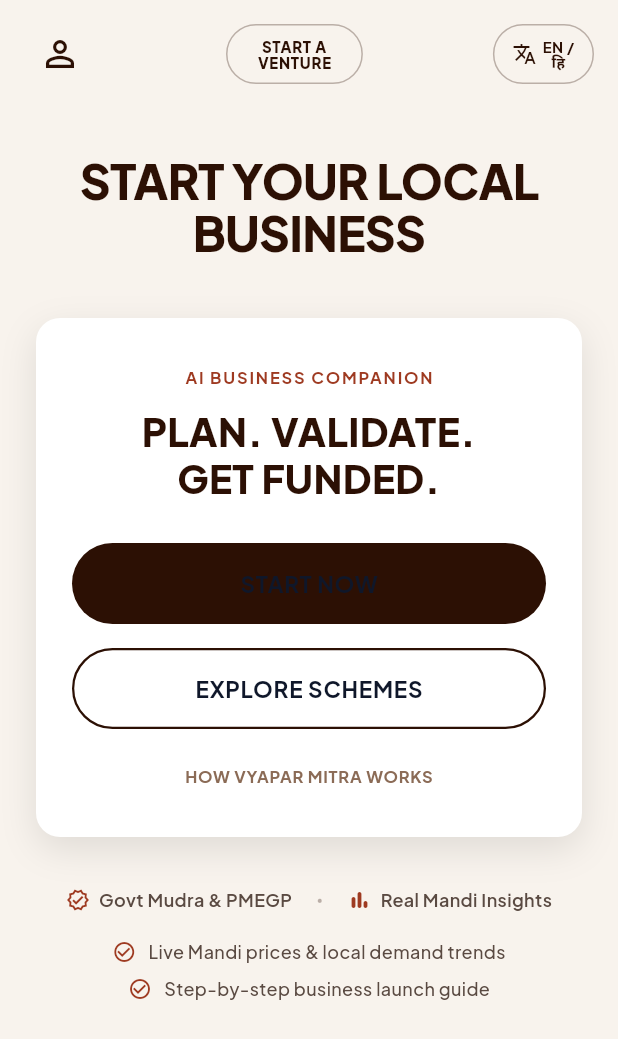
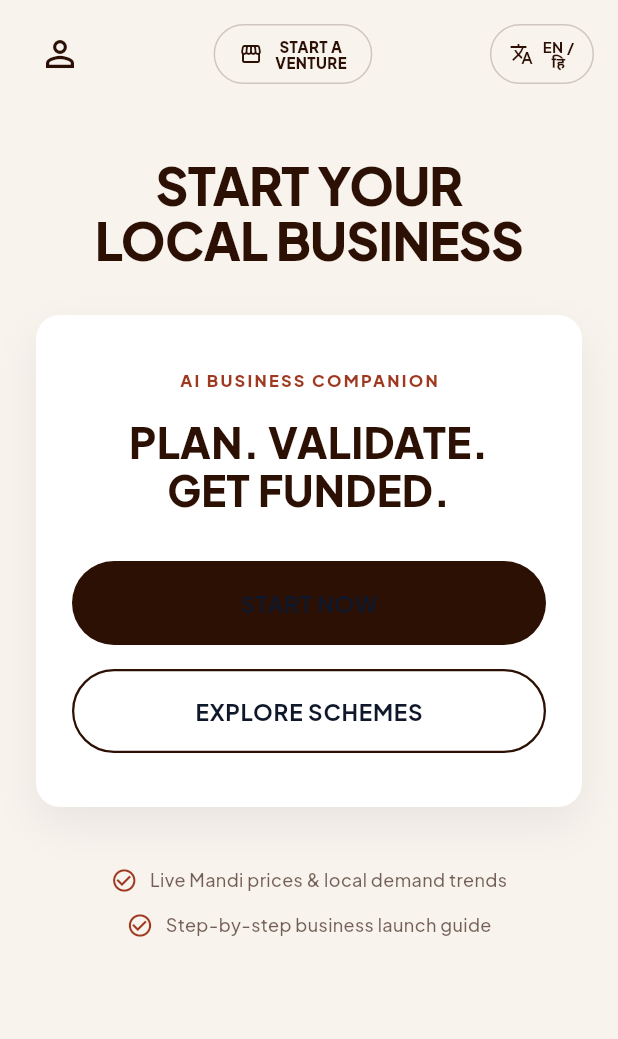
Before and after one commit to S-H-R-I-A-N-S-H/VYAPAR-MITRA, a Flutter app: the screen it shows after launch, on a phone screen of 412 x 824 dp. Shown: the top 1039 px of the screen. Run offline on Flutter 3.47's test engine with Material 3 defaults, Android fonts, the phone set to English and light mode, and no system bars; our stand-ins replace audioplayers, flutter_riverpod, google_fonts, supabase_flutter; missing offline and left inert: mappls_gl, record; accounts and stored records are empty.

Commit message:
welcome ui

```diff
--- a/lib/features/onboarding/screens/welcome_screen.dart
+++ b/lib/features/onboarding/screens/welcome_screen.dart
@@ -9,21 +9,16 @@
 
   @override
   Widget build(BuildContext context, WidgetRef ref) {
-    // Define the specific colors used in the design
+    // Colors matching the UI design exactly
     const Color darkBrown = Color(0xFF2C1004);
     const Color accentRed = Color(0xFF9E3A21);
     const Color bgColor = Color(0xFFF8F3ED);
-    const Color cardShadow = Color(0x1A000000);
 
     return Scaffold(
       backgroundColor: bgColor,
       body: SafeArea(
-        child: Stack(
-          children: [
-            // Note: To make the background pattern exact, you would typically use a
-            // DecorationImage here with a repeating subtle watermark asset.
-
-            Column(
+        child: SingleChildScrollView(
+          child: Column(
             crossAxisAlignment: CrossAxisAlignment.center,
             children: [
               // --- TOP APP BAR ---
@@ -40,21 +35,27 @@
 
                     // Start a Venture Pill
                     Container(
-                        padding: const EdgeInsets.symmetric(horizontal: 20, vertical: 8),
+                      padding: const EdgeInsets.symmetric(horizontal: 16, vertical: 8),
                       decoration: BoxDecoration(
-                          border: Border.all(color: darkBrown.withValues(alpha: 0.3), width: 1),
-                          borderRadius: BorderRadius.circular(20),
+                        border: Border.all(color: darkBrown.withValues(alpha: 0.2), width: 1),
+                        borderRadius: BorderRadius.circular(24),
                       ),
-                        child: Text(
+                      child: Row(
+                        mainAxisSize: MainAxisSize.min,
+                        children: [
+                          const Icon(Icons.storefront_outlined, size: 16, color: darkBrown),
+                          const SizedBox(width: 8),
+                          Text(
                             'START A\nVENTURE',
                             textAlign: TextAlign.center,
                             style: AppTypography.labelSmall.copyWith(
                               fontSize: 10,
                               fontWeight: FontWeight.w800,
                               height: 1.1,
-                            letterSpacing: 0.5,
                               color: darkBrown,
                             ),
+                          ),
+                        ],
                       ),
                     ),
 
@@ -64,13 +65,13 @@
                       child: Container(
                         padding: const EdgeInsets.symmetric(horizontal: 12, vertical: 8),
                         decoration: BoxDecoration(
-                            border: Border.all(color: darkBrown.withValues(alpha: 0.3), width: 1),
-                            borderRadius: BorderRadius.circular(20),
+                          border: Border.all(color: darkBrown.withValues(alpha: 0.2), width: 1),
+                          borderRadius: BorderRadius.circular(24),
                         ),
                         child: Row(
                           children: [
                             const Icon(Icons.translate, size: 16, color: darkBrown),
-                              const SizedBox(width: 4),
+                            const SizedBox(width: 6),
                             Text(
                               'EN /\nहि',
                               textAlign: TextAlign.center,
@@ -89,14 +90,14 @@
                 ),
               ),
 
-                const SizedBox(height: 30),
+              const SizedBox(height: 32),
 
               // --- MAIN HEADLINE ---
               Text(
-                  'START YOUR LOCAL\nBUSINESS',
+                'START YOUR\nLOCAL BUSINESS',
                 textAlign: TextAlign.center,
                 style: AppTypography.headlineLarge.copyWith(
-                    fontSize: 32,
+                  fontSize: 34,
                   fontWeight: FontWeight.w900,
                   color: darkBrown,
                   height: 1.1,
@@ -104,61 +105,61 @@
                 ),
               ),
 
-                const SizedBox(height: 40),
+              const SizedBox(height: 32),
 
-                // --- CENTRAL ACTION CARD ---
+              // --- CENTRAL CARD ---
               Container(
                 margin: const EdgeInsets.symmetric(horizontal: 24),
-                  padding: const EdgeInsets.symmetric(horizontal: 24, vertical: 32),
+                padding: const EdgeInsets.symmetric(horizontal: 24, vertical: 36),
                 decoration: BoxDecoration(
                   color: Colors.white,
                   borderRadius: BorderRadius.circular(16),
-                    boxShadow: const [
+                  boxShadow: [
                     BoxShadow(
-                        color: cardShadow,
-                        blurRadius: 20,
-                        offset: Offset(0, 8),
+                      color: Colors.black.withValues(alpha: 0.06),
+                      blurRadius: 24,
+                      offset: const Offset(0, 12),
                     ),
                   ],
                 ),
                 child: Column(
                   children: [
-                      // Card Subtitle
+                    // Subtitle
                     Text(
                       'AI BUSINESS COMPANION',
                       style: AppTypography.labelSmall.copyWith(
                         color: accentRed,
-                          fontWeight: FontWeight.w700,
-                          letterSpacing: 1.2,
+                        fontWeight: FontWeight.w800,
+                        letterSpacing: 1.5,
                       ),
                     ),
-                      const SizedBox(height: 12),
+                    const SizedBox(height: 16),
 
-                      // Card Headline
+                    // Card Title
                     Text(
                       'PLAN. VALIDATE.\nGET FUNDED.',
                       textAlign: TextAlign.center,
                       style: AppTypography.headlineMedium.copyWith(
-                          fontSize: 26,
+                        fontSize: 28,
                         fontWeight: FontWeight.w900,
                         color: darkBrown,
-                          height: 1.2,
+                        height: 1.15,
                       ),
                     ),
 
-                      const SizedBox(height: 28),
+                    const SizedBox(height: 32),
 
                     // Start Now Button
                     SizedBox(
                       width: double.infinity,
-                        height: 54,
+                      height: 56,
                       child: ElevatedButton(
                         onPressed: () => Navigator.pushNamed(context, '/language'),
                         style: ElevatedButton.styleFrom(
                           backgroundColor: darkBrown,
                           foregroundColor: Colors.white,
                           shape: RoundedRectangleBorder(
-                              borderRadius: BorderRadius.circular(28),
+                            borderRadius: BorderRadius.circular(30),
                           ),
                           elevation: 0,
                         ),
@@ -177,16 +178,16 @@
                     // Explore Schemes Button
                     SizedBox(
                       width: double.infinity,
-                        height: 54,
+                      height: 56,
                       child: OutlinedButton(
                         onPressed: () {
-                            // Add route for schemes if applicable
+                          // TODO: Add route for exploring schemes
                         },
                         style: OutlinedButton.styleFrom(
                           foregroundColor: darkBrown,
                           side: const BorderSide(color: darkBrown, width: 1.5),
                           shape: RoundedRectangleBorder(
-                              borderRadius: BorderRadius.circular(28),
+                            borderRadius: BorderRadius.circular(30),
                           ),
                         ),
                         child: Text(
@@ -198,83 +199,43 @@
                         ),
                       ),
                     ),
-
-                      const SizedBox(height: 24),
-
-                      // Text Link
-                      Text(
-                        'HOW VYAPAR MITRA WORKS',
-                        style: AppTypography.labelSmall.copyWith(
-                          color: const Color(0xFF8B6B56),
-                          fontWeight: FontWeight.w700,
-                          letterSpacing: 0.5,
-                        ),
-                      ),
                   ],
                 ),
               ),
 
-                const SizedBox(height: 32),
+              const SizedBox(height: 40),
 
-                // --- FOOTER FEATURES ---
+              // --- FOOTER LIST ---
               Padding(
                 padding: const EdgeInsets.symmetric(horizontal: 24.0),
                 child: Column(
                   children: [
-                      // Top Row of features
-                      Row(
-                        mainAxisAlignment: MainAxisAlignment.center,
-                        children: [
-                          _buildFeatureItem(Icons.verified_outlined, 'Govt Mudra & PMEGP'),
-                          const SizedBox(width: 16),
-                          Text('•', style: TextStyle(color: darkBrown.withValues(alpha: 0.3))),
-                          const SizedBox(width: 16),
-                          _buildFeatureItem(Icons.bar_chart_rounded, 'Real Mandi Insights'),
-                        ],
-                      ),
-                      const SizedBox(height: 16),
-                      // List of features
-                      _buildCheckListItem('Live Mandi prices & local demand trends'),
-                      const SizedBox(height: 8),
-                      _buildCheckListItem('Step-by-step business launch guide'),
+                    _buildCheckListItem('Live Mandi prices & local demand trends', accentRed, darkBrown),
+                    const SizedBox(height: 12),
+                    _buildCheckListItem('Step-by-step business launch guide', accentRed, darkBrown),
                   ],
                 ),
               ),
+
+              const SizedBox(height: 40),
             ],
           ),
-          ],
         ),
       ),
     );
   }
 
-  Widget _buildFeatureItem(IconData icon, String text) {
-    return Row(
-      mainAxisSize: MainAxisSize.min,
-      children: [
-        Icon(icon, size: 16, color: const Color(0xFF9E3A21)),
-        const SizedBox(width: 6),
-        Text(
-          text,
-          style: AppTypography.bodySmall.copyWith(
-            color: const Color(0xFF5A4A42),
-            fontWeight: FontWeight.w600,
-          ),
-        ),
-      ],
-    );
-  }
-
-  Widget _buildCheckListItem(String text) {
+  Widget _buildCheckListItem(String text, Color iconColor, Color textColor) {
     return Row(
       mainAxisAlignment: MainAxisAlignment.center,
       children: [
-        const Icon(Icons.check_circle_outline, size: 16, color: Color(0xFF9E3A21)),
+        Icon(Icons.check_circle_outline, size: 18, color: iconColor),
         const SizedBox(width: 8),
         Text(
           text,
           style: AppTypography.bodySmall.copyWith(
-            color: const Color(0xFF5A4A42),
+            color: textColor.withValues(alpha: 0.65),
+            fontWeight: FontWeight.w500,
           ),
         ),
       ],
```
Lines whose indentation alone changed are shown as unchanged.
